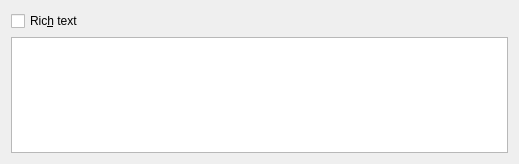
Before: the Qt Designer form incidenceeditor-ng/incidencedescription.ui in chusopr/kdepim-ktimetracker-akonadi, drawn with Qt 5.
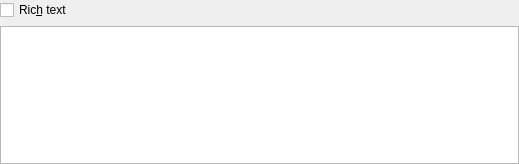
After: the same form once the commit is applied. Custom widgets are drawn as their Qt base class.

The edit to the form file:
```diff
--- a/incidenceeditor-ng/incidencedescription.ui
+++ b/incidenceeditor-ng/incidencedescription.ui
@@ -14,6 +14,9 @@
    <string>Form</string>
   </property>
   <layout class="QGridLayout" name="gridLayout">
+   <property name="margin">
+    <number>0</number>
+   </property>
    <item row="0" column="0">
     <widget class="QCheckBox" name="mRichTextCheck">
      <property name="sizePolicy">
```
